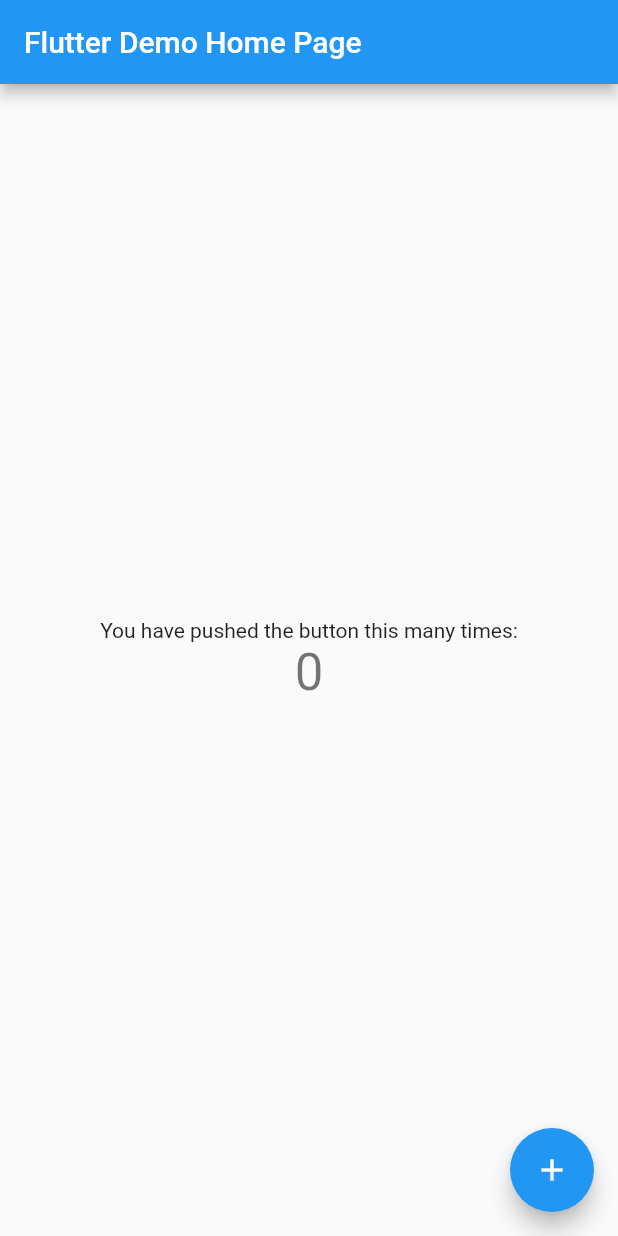
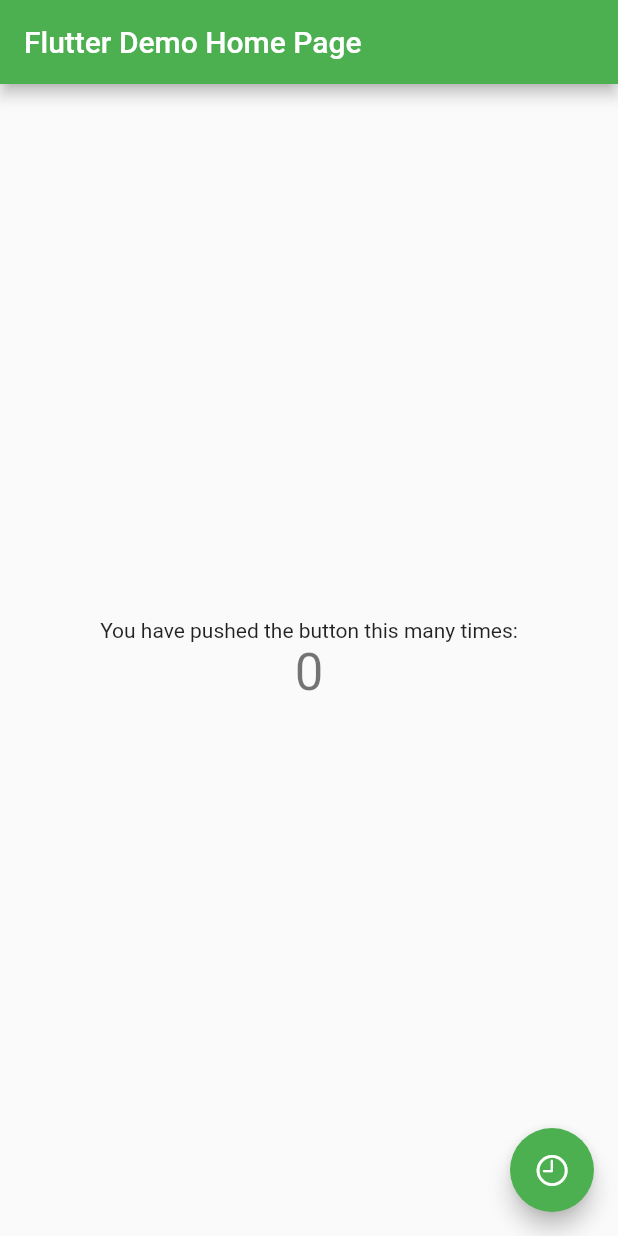
Before and after one commit to Skyrich/working_hours_tracker, a Flutter app: the screen it shows after launch, on a phone screen of 412 x 824 dp. Run offline on Flutter 3.47's test engine with Material 2 defaults, Android fonts, the phone set to English and light mode, and no system bars.

Commit message:
first changes

```diff
--- a/lib/main.dart
+++ b/lib/main.dart
@@ -1,3 +1,4 @@
+import 'package:flutter/cupertino.dart';
 import 'package:flutter/material.dart';
 
 void main() {
@@ -9,18 +10,9 @@ class MyApp extends StatelessWidget {
   @override
   Widget build(BuildContext context) {
     return MaterialApp(
-      title: 'Flutter Demo',
+      title: 'WorkingHours Tracker',
       theme: ThemeData(
-        // This is the theme of your application.
-        //
-        // Try running your application with "flutter run". You'll see the
-        // application has a blue toolbar. Then, without quitting the app, try
-        // changing the primarySwatch below to Colors.green and then invoke
-        // "hot reload" (press "r" in the console where you ran "flutter run",
-        // or simply save your changes to "hot reload" in a Flutter IDE).
-        // Notice that the counter didn't reset back to zero; the application
-        // is not restarted.
-        primarySwatch: Colors.blue,
+        primarySwatch: Colors.green,
         // This makes the visual density adapt to the platform that you run
         // the app on. For desktop platforms, the controls will be smaller and
         // closer together (more dense) than on mobile platforms.
@@ -109,8 +101,8 @@ class _MyHomePageState extends State<MyHomePage> {
       ),
       floatingActionButton: FloatingActionButton(
         onPressed: _incrementCounter,
-        tooltip: 'Increment',
-        child: Icon(Icons.add),
+        tooltip: 'Start Task',
+        child: Icon(CupertinoIcons.time),
       ), // This trailing comma makes auto-formatting nicer for build methods.
     );
   }
--- a/pubspec.yaml
+++ b/pubspec.yaml
@@ -3,7 +3,7 @@ description: A new Flutter project.
 
 # The following line prevents the package from being accidentally published to
 # pub.dev using `pub publish`. This is preferred for private packages.
-publish_to: 'none' # Remove this line if you wish to publish to pub.dev
+publish_to: "none" # Remove this line if you wish to publish to pub.dev
 
 # The following defines the version and build number for your application.
 # A version number is three numbers separated by dots, like 1.2.43
@@ -24,10 +24,10 @@ dependencies:
   flutter:
     sdk: flutter
 
-
   # The following adds the Cupertino Icons font to your application.
   # Use with the CupertinoIcons class for iOS style icons.
   cupertino_icons: ^1.0.0
+  font_awesome_flutter: <latest_version>
 
 dev_dependencies:
   flutter_test:
@@ -38,7 +38,6 @@ dev_dependencies:
 
 # The following section is specific to Flutter.
 flutter:
-
   # The following line ensures that the Material Icons font is
   # included with your application, so that you can use the icons in
   # the material Icons class.
```
Also changed, not shown: 1 other file.
